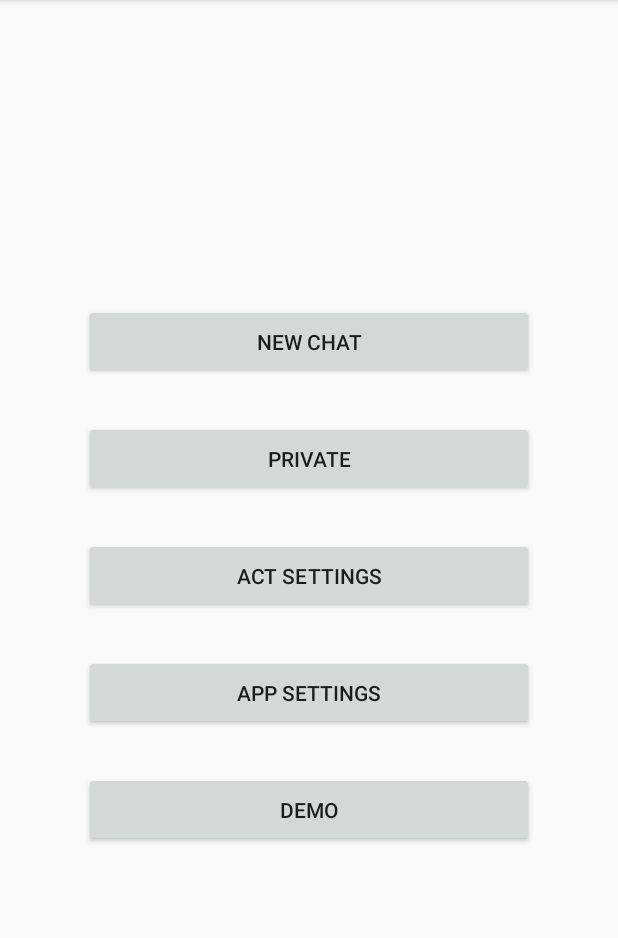
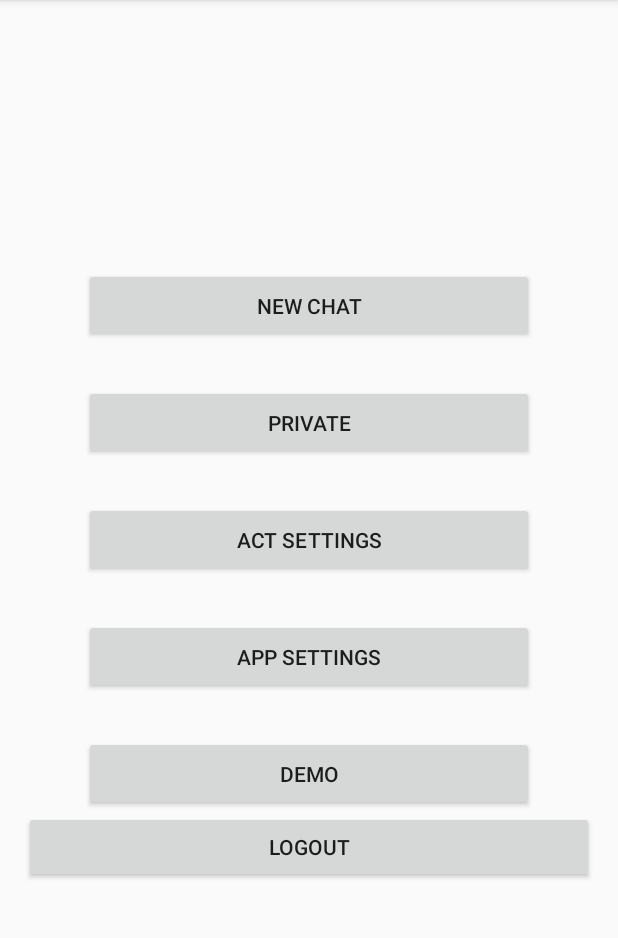
Before and after one commit to Steve0320/DatShaft, an Android app: the screen it shows after launch once a user with an empty profile is signed in (MainActivity), on a phone screen of 412 x 824 dp, the part 84-1022 px from its top. Run offline under Robolectric (Android 15) with nearby library versions, the phone set to English and light mode, and no system bars; our stand-ins replace Firebase (no records; nobody signed in at launch, a user with empty details on screens opened directly); 1 statement that could not run was skipped.

Commit message:
Changes: -Added logout button

```diff
--- a/app/src/main/res/layout/activity_main.xml
+++ b/app/src/main/res/layout/activity_main.xml
@@ -60,6 +60,14 @@
             android:layout_weight="1"
             android:onClick="toDemo"/>
 
+        <Button
+            android:text="Logout"
+            android:layout_width="match_parent"
+            android:layout_height="wrap_content"
+            android:id="@+id/Logout"
+            android:layout_weight="1"
+            android:onClick="handleLogout" />
+
 
     </LinearLayout>
 
```
